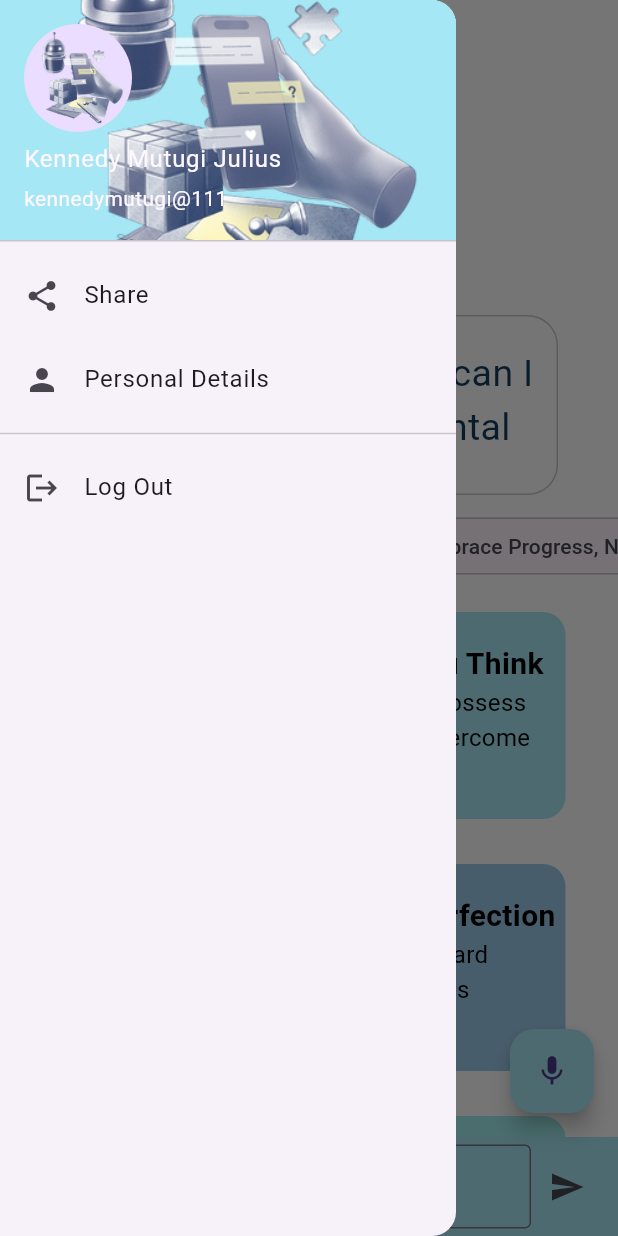
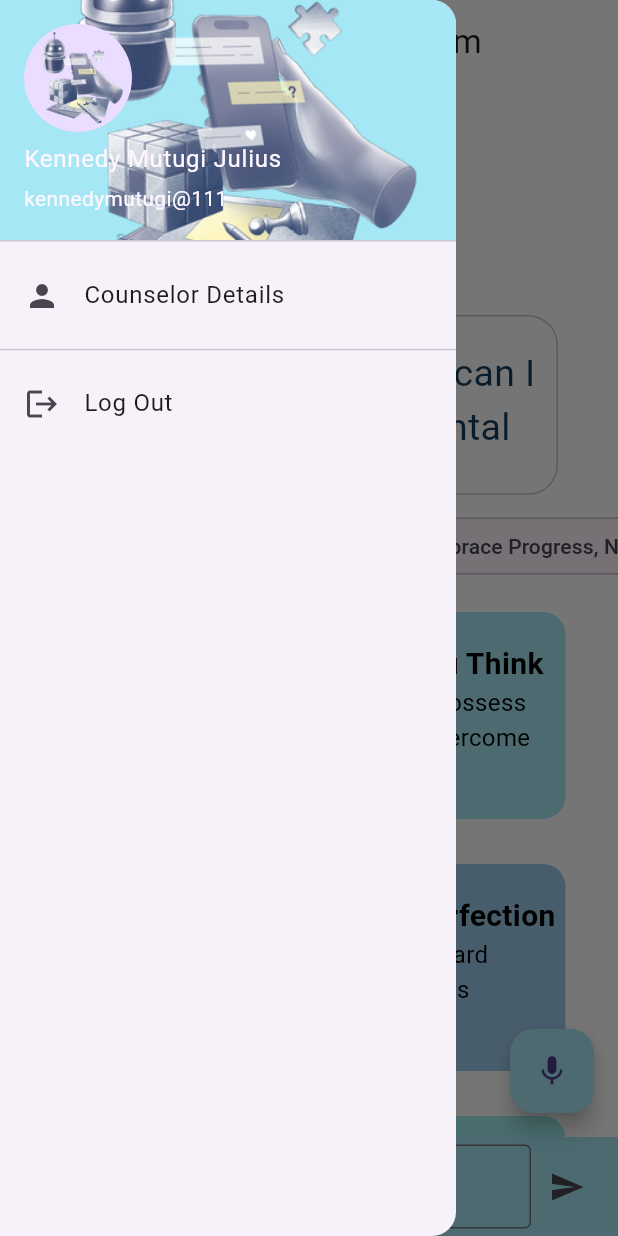
Before and after one commit to kennedyjulius/virtual_mental_ui, a Flutter app: the HomeScreen screen opened by its route, with the side drawer open, on a phone screen of 412 x 824 dp. Run offline on Flutter 3.47's test engine with Material 3 defaults, Android fonts, the phone set to English and light mode, and no system bars; our stand-ins replace animate_do, cloud_firestore, firebase_auth, firebase_core, flutter_easyloading, get and 1 more; accounts and stored records are empty.

Commit message:
added codes

```diff
--- a/lib/Screens/otherScreens/home_screen.dart
+++ b/lib/Screens/otherScreens/home_screen.dart
@@ -34,7 +34,7 @@ class _HomeScreenState extends State<HomeScreen> {
         slivers: [
           SliverAppBar(
             floating: true,
-            title: BounceInDown(child: const Text("Allen the ChatBot")),
+            title: BounceInDown(child: const Text("Mental ChatBot System")),
             centerTitle: true,
             pinned: true,
           ),
@@ -84,7 +84,7 @@ class _HomeScreenState extends State<HomeScreen> {
                           .copyWith(topLeft: Radius.zero),
                     ),
                     child: const Text(
-                      "Good Afternoon, How can I help you with your Mental Health Today ?.",
+                      "Good Afternoon  How can I help you with your Mental Health Today ?.",
                       style: TextStyle(
                         color: Pallete.mainFontColor,
                         fontSize: 25,
--- a/lib/controllers/auth_controller_firebase.dart
+++ b/lib/controllers/auth_controller_firebase.dart
@@ -10,7 +10,7 @@ import 'package:virtual_assistance_2/Screens/otherScreens/home_screen.dart';
 
 class AuthController extends GetxController {
   static AuthController instance = Get.find();
- // late Rx<User?> _user;
+ late Rx<User?> _user;
   FirebaseAuth auth = FirebaseAuth.instance;
 
   void register(String username, String email, String password) async {
--- a/lib/widgets/navbar.dart
+++ b/lib/widgets/navbar.dart
@@ -1,6 +1,8 @@
 import 'package:flutter/material.dart';
 import 'package:get/get.dart';
+import 'package:virtual_assistance_2/Screens/authentication/login_screen.dart';
 import 'package:virtual_assistance_2/Screens/otherScreens/account_screem.dart';
+import 'package:virtual_assistance_2/controllers/auth_controller_firebase.dart';
 
 import 'package:virtual_assistance_2/utils/colors.dart';
 
@@ -27,16 +29,16 @@ class NavBar extends StatelessWidget {
               ),
             ),
           ),
-          ListTile(
-            leading: Icon(Icons.share),
-            title: Text("Share"),
-            onTap: () {
-              Get.snackbar("Alert Message", "Share to others Comming Soon");
-            },
-          ),
+          // ListTile(
+          //   leading: Icon(Icons.share),
+          //   title: Text("Share"),
+          //   onTap: () {
+          //     Get.snackbar("Alert Message", "Share to others Comming Soon");
+          //   },
+          // ),
           ListTile(
             leading: Icon(Icons.person),
-            title: Text("Personal Details"),
+            title: Text("Counselor Details"),
             onTap: () {
               Get.to(AccountScreen());
             },
@@ -45,7 +47,10 @@ class NavBar extends StatelessWidget {
           ListTile(
             leading: Icon(Icons.logout),
             title: Text("Log Out"),
-            onTap: () => print("You have logged out"),
+            onTap: () {
+              AuthController.instance.logOut();
+              Get.to(LoginScreen());
+            },
           ),
         ],
       ),
```
Also changed, not shown: lib/Screens/otherScreens/account_screem.dart (+5 -5 lines), lib/main.dart (+12 -4 lines), lib/service/firebase_service.dart (added, +42 -0 lines), 1 other file.
